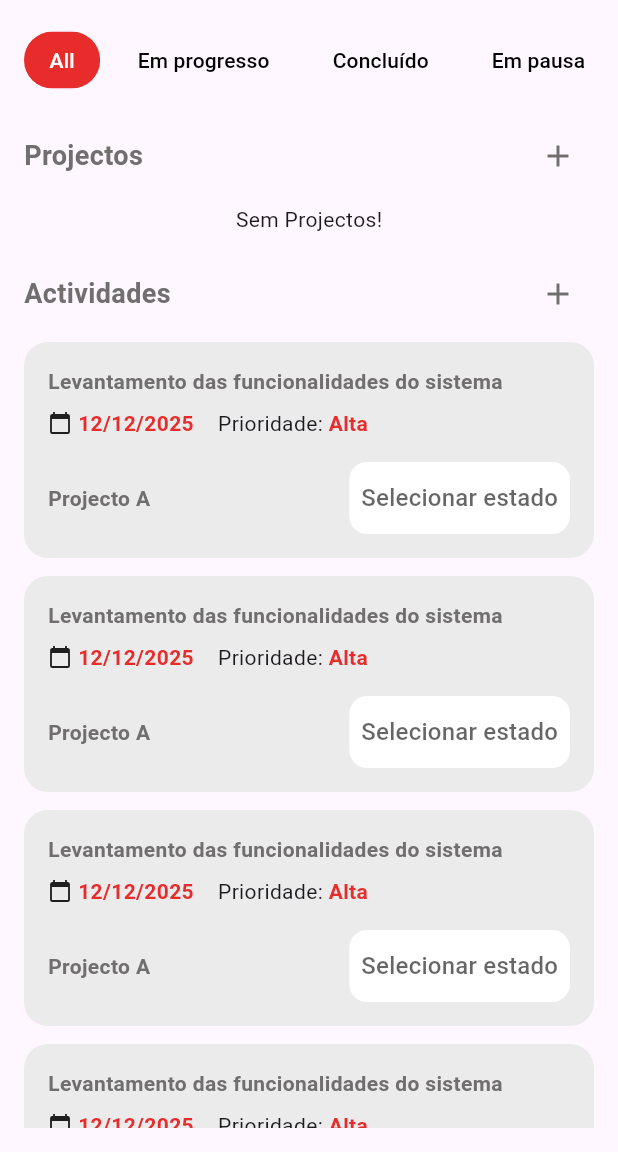
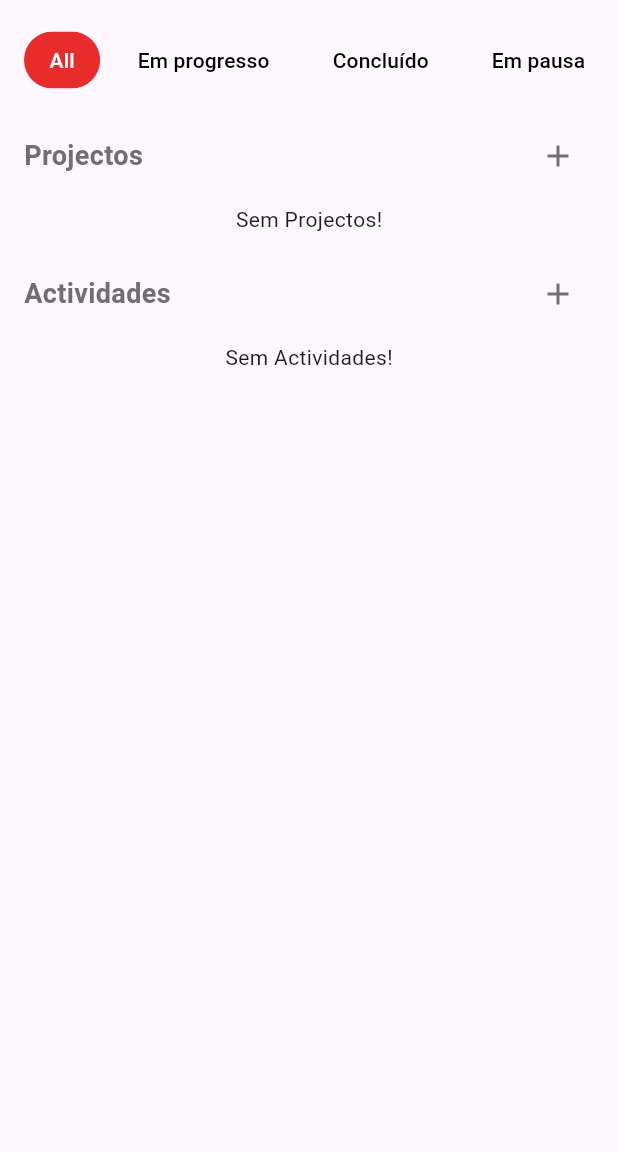
Before and after one commit to HermonYurandaCruz/PlanXD, a Flutter app: the screen it shows after launch, on a phone screen of 412 x 824 dp, the part 84-1236 px from its top. Run offline on Flutter 3.47's test engine with Material 3 defaults, Android fonts, the phone set to English and light mode, and no system bars; our stand-ins replace flutter_svg, go_router, modal_bottom_sheet, sqflite; accounts and stored records are empty.

Commit message:
Add: resolver bugs da funxcionalidade de adiccionar actividade, listar actividades

```diff
--- a/lib/DB/db_helper.dart
+++ b/lib/DB/db_helper.dart
@@ -36,12 +36,13 @@ class DBHelper {
           )
         ''');
         await db.execute('''
-          CREATE TABLE atividades(
+          CREATE TABLE actividades(
             id INTEGER PRIMARY KEY AUTOINCREMENT,
             titulo TEXT,
             dataEntrega TEXT,
             prioridade TEXT,
             status TEXT,
+            description TEXT,
             idProjeto TEXT
           )
         ''');
@@ -80,12 +81,12 @@ class DBHelper {
   // Métodos para Atividade
   Future<int> insertAtividade(Atividade atividade) async {
     var database = await db;
-    return await database.insert('atividades', atividade.toMap());
+    return await database.insert('actividades', atividade.toMap());
   }
 
   Future<List<Atividade>> getAtividades() async {
     var database = await db;
-    var result = await database.query('atividades');
+    var result = await database.query('actividades');
     return result.map((e) => Atividade.fromMap(e)).toList();
   }
 }
--- a/lib/views/telas/home_screen.dart
+++ b/lib/views/telas/home_screen.dart
@@ -3,6 +3,7 @@ import 'package:flutter_svg/flutter_svg.dart';
 import 'package:go_router/go_router.dart';
 import 'package:intl/intl.dart';
 import 'package:plan_xd/DB/db_helper.dart';
+import 'package:plan_xd/models/atividade.dart';
 import 'package:plan_xd/models/projeto.dart';
 
 import '../../models/ColorItem.dart';
@@ -17,6 +18,8 @@ class HomeScreen extends StatefulWidget   {
 
 class _HomeScreen extends State<HomeScreen> {
   List<Projeto> _projetoList = [];
+  List<Atividade> _actividades = [];
+
   DBHelper _helperProjecto = DBHelper();
   bool _loading = true;
 
@@ -30,6 +33,16 @@ class _HomeScreen extends State<HomeScreen> {
       });
       _projetoList.forEach((projeto) {
         print('Projeto: ${projeto.nome}, Data de fim: ${projeto.dateEnd}');
+      });
+    });
+
+    _helperProjecto.getAtividades().then((list) {
+      setState(() {
+        _actividades = list;
+        _loading = false;
+      });
+      _actividades.forEach((actividade) {
+        print('Actividade: ${actividade.titulo}, Data de fim: ${actividade.dataEntrega}');
       });
     });
   }
@@ -140,7 +153,7 @@ class _HomeScreen extends State<HomeScreen> {
       return SizedBox(
         height: 200,
         child: ListView.builder(
-          scrollDirection: Axis.horizontal, // <- IMPORTANTE!
+          scrollDirection: Axis.horizontal,
           itemCount: _projetoList.length,
           itemBuilder: (context, index) => _buildProjetoCard(context, index),
         ),
@@ -148,6 +161,22 @@ class _HomeScreen extends State<HomeScreen> {
     }
   }
 
+  Widget _buildActividadesList() {
+    if (_actividades.isEmpty) {
+      return Center(
+        child: _loading ? CircularProgressIndicator() : Text("Sem Actividades!"),
+      );
+    } else {
+
+      return ListView.builder(
+          scrollDirection: Axis.vertical,
+          shrinkWrap: true,
+          physics: NeverScrollableScrollPhysics(),
+          itemCount: _actividades.length,
+          itemBuilder: (context, index) => _buildAtividadeCard(context, index),
+      );
+    }
+  }
 
 
   Widget _buildProjetoCard(BuildContext context, int index) {
@@ -207,22 +236,11 @@ class _HomeScreen extends State<HomeScreen> {
     );
   }
 
-  Widget _buildActividadesList() {
-    return Column(
-      children: List.generate(4, (index) => _buildAtividadeCard()),
-    );
-  }
 
-  Widget _buildAtividadeCard() {
-    ColorItem? selectedItem;
 
-    final List<ColorItem> items = [
-      ColorItem("A Fazer", Color(0xFFFFFFFF)),
-      ColorItem("Em Atraso",  Color(0xFFD2A307)),
-      ColorItem("Cancelada",  Color(0xFFE82B2B)),
-      ColorItem("Em Progresso",  Color(0xFF0777D2)),
-
-    ];
+  Widget _buildAtividadeCard(BuildContext context,int index) {
+    final actividade = _actividades[index];
+    bool? isSelected = false;
 
     return Container(
       margin: const EdgeInsets.only(bottom: 12),
@@ -234,19 +252,19 @@ class _HomeScreen extends State<HomeScreen> {
       child: Column(
         crossAxisAlignment: CrossAxisAlignment.start,
         children: [
-          const Text(
-            'Levantamento das funcionalidades do sistema',
+         Text(
+            actividade.titulo,
             style: TextStyle(fontWeight: FontWeight.bold, color: Color(0xFF706E6F)),
           ),
           const SizedBox(height: 8),
           Row(
-            children: const [
+            children:  [
               Icon(Icons.calendar_today, size: 16),
               SizedBox(width: 4),
-              Text('12/12/2025', style: TextStyle(color: Color(0xFFE82B2B), fontWeight: FontWeight.bold)),
+              Text( DateFormat('dd/MM/yyyy').format(actividade.dataEntrega), style: TextStyle(color: Color(0xFFE82B2B), fontWeight: FontWeight.bold)),
               SizedBox(width: 16),
               Text('Prioridade: '),
-              Text('Alta', style: TextStyle(color: Color(0xFFE82B2B), fontWeight: FontWeight.bold)),
+              Text(actividade.prioridade, style: TextStyle(color: Color(0xFFE82B2B), fontWeight: FontWeight.bold)),
             ],
           ),
           const SizedBox(height: 16),
@@ -254,52 +272,27 @@ class _HomeScreen extends State<HomeScreen> {
             mainAxisAlignment: MainAxisAlignment.spaceBetween,
             crossAxisAlignment: CrossAxisAlignment.center,
             children: [
-              const Text(
-                'Projecto A',
+
+              Text(
+                'Projecto:${actividade.idProjeto}',
                 style: TextStyle(
                   color: Color(0xFF706E6F),
                   fontWeight: FontWeight.bold,
                 ),
               ),
 
-              // <-- Botão adaptado aqui!
-              Container(
-                decoration: BoxDecoration(
-                  color: selectedItem?.color ?? Colors.white, // cor do botão
-                  borderRadius: BorderRadius.circular(12),
-                ),
-                padding: const EdgeInsets.symmetric(horizontal: 8),
-                child: DropdownButton<ColorItem>(
-                  value: selectedItem,
-                  underline: Container(),
-                  icon: SizedBox.shrink(),
-                  dropdownColor: Colors.white,
-                  hint: const Text('Selecionar estado'),
-                  items: items.map((ColorItem item) {
-                    return DropdownMenuItem<ColorItem>(
-                      value: item,
-                      child: Row(
-                        children: [
-                          Container(
-                            width: 16,
-                            height: 16,
-                            decoration: BoxDecoration(
-                              color: item.color,
-                              shape: BoxShape.circle,
-                            ),
-                          ),
-                          const SizedBox(width: 8),
-                          Text(item.name),
-                        ],
-                      ),
-                    );
-                  }).toList(),
-                  onChanged: (ColorItem? newValue) {
-                      selectedItem = newValue;
-                  },
-                ),
+              Checkbox(
+                activeColor: Color(0xFFE82B2B),
+                value: isSelected,
+                checkColor: Colors.white,
+                autofocus: true,
+                onChanged: (value) {
+                  setState(() {
+                    isSelected = true;
+                  });
+                },
+
               ),
-
             ],
           ),
         ],
```
Also changed, not shown: lib/models/atividade.dart (+7 -3 lines), lib/views/telas/projectDatail_screen.dart (+19 -2 lines).
